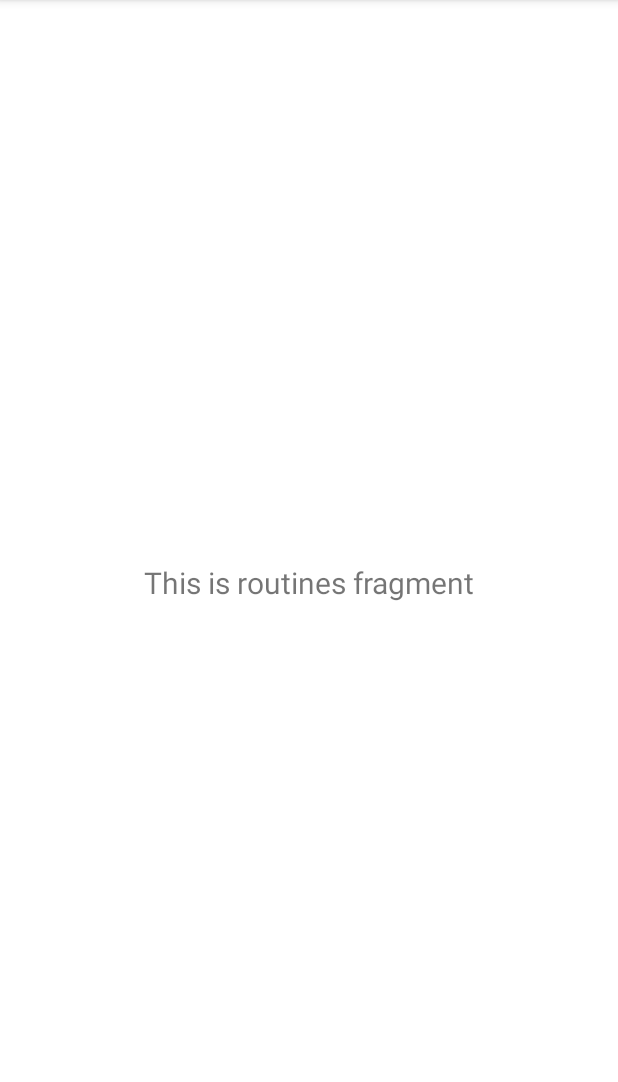
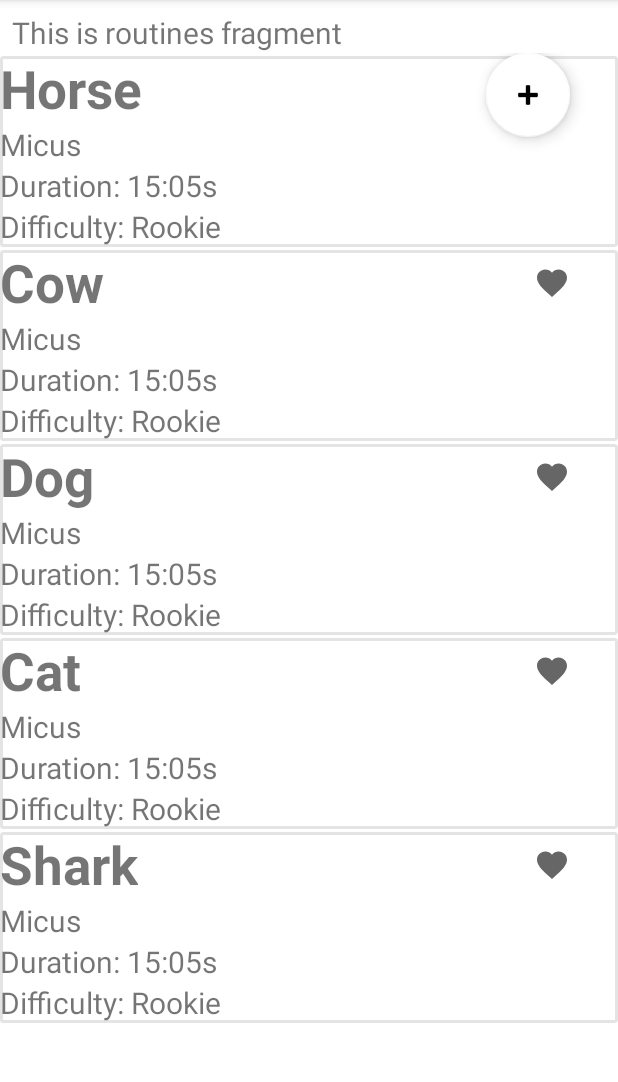
Before and after one commit to sferraris/gigatlonapp, an Android app: the fragment RoutinesFragment shown on its own in the app's theme, on a phone screen of 412 x 824 dp, the part 84-1166 px from its top. Run offline under Robolectric (Android 15) with nearby library versions, the phone set to English and light mode, and no system bars.

Commit message:
List Rutinas

```diff
--- a/app/build.gradle
+++ b/app/build.gradle
@@ -5,6 +5,8 @@ plugins {
 android {
     compileSdkVersion 29
     buildToolsVersion "30.0.2"
+
+
 
     defaultConfig {
         applicationId "com.example.gigatlon"
@@ -26,6 +28,10 @@ android {
         sourceCompatibility JavaVersion.VERSION_1_8
         targetCompatibility JavaVersion.VERSION_1_8
     }
+
+    buildFeatures{
+        viewBinding true
+    }
 }
 
 dependencies {
--- a/app/src/main/java/com/example/gigatlon/ui/account/AccountFragment.java
+++ b/app/src/main/java/com/example/gigatlon/ui/account/AccountFragment.java
@@ -21,8 +21,7 @@ public class AccountFragment extends Fragment {
 
     public View onCreateView(@NonNull LayoutInflater inflater,
                              ViewGroup container, Bundle savedInstanceState) {
-        accountViewModel =
-                new ViewModelProvider(this).get(AccountViewModel.class);
+        accountViewModel = new ViewModelProvider(this).get(AccountViewModel.class);
         View root = inflater.inflate(R.layout.fragment_account, container, false);
         final TextView textView = root.findViewById(R.id.text_account);
         accountViewModel.getName().observe(getViewLifecycleOwner(), new Observer<String>() {
--- /dev/null
+++ b/app/src/main/java/com/example/gigatlon/ui/routines/RoutineAdapter.java
@@ -0,0 +1,75 @@
+package com.example.gigatlon.ui.routines;
+
+import android.content.Context;
+import android.view.LayoutInflater;
+import android.view.View;
+import android.view.ViewGroup;
+import android.widget.TextView;
+import android.widget.Toast;
+
+import androidx.annotation.NonNull;
+import androidx.recyclerview.widget.RecyclerView;
+
+import com.example.gigatlon.R;
+
+import java.util.List;
+
+public class RoutineAdapter extends RecyclerView.Adapter<RoutineAdapter.RoutineViewHolder> {
+
+
+    List<String> data;
+    public RoutineAdapter(List<String> data){
+        this.data = data;
+    }
+
+    @NonNull
+    @Override
+    public RoutineViewHolder onCreateViewHolder(@NonNull ViewGroup parent, int viewType) {
+        LayoutInflater layoutInflater = LayoutInflater.from(parent.getContext());
+        View view = layoutInflater.inflate(R.layout.routine_list_item, parent, false);
+
+        return new RoutineViewHolder(view);
+    }
+
+    @Override
+    public void onBindViewHolder(@NonNull RoutineViewHolder holder, int position) {
+        String name =data.get(position);
+        holder.routineName.setText(name);
+        holder.routineCreator.setText("Micus");
+        holder.routineDiff.setText("Difficulty: Rookie");
+        holder.routineDuration.setText("Duration: 15:05s");
+
+
+    }
+
+    @Override
+    public int getItemCount() {
+        return data.size();
+    }
+
+
+    public class RoutineViewHolder extends RecyclerView.ViewHolder implements View.OnClickListener {
+
+        TextView routineName;
+        TextView routineCreator;
+        TextView routineDuration;
+        TextView routineDiff;
+        public RoutineViewHolder(@NonNull View itemView) {
+            super(itemView);
+            routineName = itemView.findViewById(R.id.routine_list_item_id);
+            itemView.setOnClickListener(this);
+            routineCreator = itemView.findViewById(R.id.routine_creator);
+            routineDuration = itemView.findViewById(R.id.routine_duration);
+            routineDiff = itemView.findViewById(R.id.routine_diff);
+
+
+        }
+
+        @Override
+        public void onClick(View view) {
+
+        }
+    }
+
+
+}
--- a/app/src/main/java/com/example/gigatlon/ui/routines/RoutinesFragment.java
+++ b/app/src/main/java/com/example/gigatlon/ui/routines/RoutinesFragment.java
@@ -11,17 +11,21 @@ import androidx.annotation.Nullable;
 import androidx.fragment.app.Fragment;
 import androidx.lifecycle.Observer;
 import androidx.lifecycle.ViewModelProvider;
+import androidx.recyclerview.widget.LinearLayoutManager;
+import androidx.recyclerview.widget.RecyclerView;
 
 import com.example.gigatlon.R;
+
+import java.util.ArrayList;
 
 public class RoutinesFragment extends Fragment {
 
     private RoutinesViewModel routinesViewModel;
+    RoutineAdapter adapter;
 
     public View onCreateView(@NonNull LayoutInflater inflater,
                              ViewGroup container, Bundle savedInstanceState) {
-        routinesViewModel =
-                new ViewModelProvider(this).get(RoutinesViewModel.class);
+        routinesViewModel = new ViewModelProvider(this).get(RoutinesViewModel.class);
         View root = inflater.inflate(R.layout.fragment_routines, container, false);
         final TextView textView = root.findViewById(R.id.text_routines);
         routinesViewModel.getText().observe(getViewLifecycleOwner(), new Observer<String>() {
@@ -30,6 +34,25 @@ public class RoutinesFragment extends Fragment {
                 textView.setText(s);
             }
         });
+        ArrayList<String> l = new ArrayList<>();
+        l.add("Horse");
+        l.add("Cow");
+        l.add("Dog");
+        l.add("Cat");
+        l.add("Shark");
+        adapter = new RoutineAdapter(l);
+
+       RecyclerView recyclerView = root.findViewById(R.id.animalList);
+        recyclerView.setHasFixedSize(true);
+
+        recyclerView.setLayoutManager(new LinearLayoutManager(root.getContext()));
+
+        recyclerView.setAdapter(adapter);
+
+        root.findViewById(R.id.floatingBtn).setOnClickListener(v -> {
+            l.add("sheep");
+            adapter.notifyDataSetChanged();
+        });
         return root;
     }
 }
--- /dev/null
+++ b/app/src/main/res/drawable/boarder.xml
@@ -0,0 +1,10 @@
+<?xml version="1.0" encoding="utf-8"?>
+<layer-list xmlns:android="http://schemas.android.com/apk/res/android">
+    <item android:top="2dp">
+        <shape>
+            <solid android:color="@android:color/transparent" />
+            <stroke android:width="2dp" android:color="#1B030404" />
+            <corners android:radius="1dp" />
+        </shape>
+    </item>
+</layer-list>
--- a/app/src/main/res/layout/fragment_routines.xml
+++ b/app/src/main/res/layout/fragment_routines.xml
@@ -13,10 +13,21 @@
         android:layout_marginStart="8dp"
         android:layout_marginTop="8dp"
         android:layout_marginEnd="8dp"
-        android:textAlignment="center"
+        android:textAlignment="textStart"
         android:textSize="20sp"
         app:layout_constraintBottom_toBottomOf="parent"
         app:layout_constraintEnd_toEndOf="parent"
+        app:layout_constraintHorizontal_bias="1.0"
         app:layout_constraintStart_toStartOf="parent"
-        app:layout_constraintTop_toTopOf="parent" />
+        app:layout_constraintTop_toTopOf="parent"
+        app:layout_constraintVertical_bias="0.0" />
+
+    <include
+        layout="@layout/list_activity"
+        android:layout_width="match_parent"
+        android:layout_height="wrap_content"
+        app:layout_constraintTop_toBottomOf="@+id/text_routines"
+        />
+
+
 </androidx.constraintlayout.widget.ConstraintLayout>
--- /dev/null
+++ b/app/src/main/res/layout/list_activity.xml
@@ -0,0 +1,26 @@
+<?xml version="1.0" encoding="utf-8"?>
+<androidx.coordinatorlayout.widget.CoordinatorLayout
+    xmlns:android="http://schemas.android.com/apk/res/android" android:layout_width="match_parent"
+    android:layout_height="wrap_content">
+
+    <androidx.recyclerview.widget.RecyclerView
+        android:layout_width="match_parent"
+        android:layout_height="wrap_content"
+        android:id="@+id/animalList"
+        android:scrollbars="vertical"
+        />
+
+    <com.google.android.material.floatingactionbutton.FloatingActionButton
+        android:id="@+id/floatingBtn"
+        android:layout_width="match_parent"
+        android:layout_height="wrap_content"
+        android:layout_gravity="right "
+        android:layout_marginRight="32dp"
+        android:layout_marginBottom="24dp"
+
+        android:clickable="true"
+        android:contentDescription="@string/add"
+        android:src="@android:drawable/ic_input_add" />
+
+
+</androidx.coordinatorlayout.widget.CoordinatorLayout>
--- /dev/null
+++ b/app/src/main/res/layout/routine_list_item.xml
@@ -0,0 +1,64 @@
+<?xml version="1.0" encoding="utf-8"?>
+<FrameLayout xmlns:android="http://schemas.android.com/apk/res/android"
+    xmlns:app="http://schemas.android.com/apk/res-auto"
+    xmlns:tools="http://schemas.android.com/tools"
+    android:layout_width="match_parent"
+    android:layout_height="wrap_content"
+    android:background="@drawable/boarder"
+    >
+
+    <androidx.constraintlayout.widget.ConstraintLayout
+        android:layout_width="match_parent"
+        android:layout_height="match_parent">
+
+        <TextView
+            android:id="@+id/routine_list_item_id"
+            android:layout_width="wrap_content"
+            android:layout_height="wrap_content"
+            android:text="@string/routine_name"
+            android:textSize="35sp"
+            android:textStyle="bold"
+            app:layout_constraintStart_toStartOf="parent"
+            app:layout_constraintTop_toTopOf="parent" />
+
+        <TextView
+            android:id="@+id/routine_creator"
+            android:layout_width="wrap_content"
+            android:layout_height="wrap_content"
+            android:text="@string/RoutineCreator"
+            android:textSize="20sp"
+            app:layout_constraintStart_toStartOf="parent"
+            app:layout_constraintTop_toBottomOf="@+id/routine_list_item_id" />
+
+        <TextView
+            android:id="@+id/routine_duration"
+            android:layout_width="wrap_content"
+            android:layout_height="wrap_content"
+            android:text="@string/routine_duration"
+            android:textSize="20sp"
+            app:layout_constraintStart_toStartOf="parent"
+            app:layout_constraintTop_toBottomOf="@+id/routine_creator" />
+
+        <TextView
+            android:id="@+id/routine_diff"
+            android:layout_width="wrap_content"
+            android:layout_height="wrap_content"
+            android:text="@string/routine_diff"
+            android:textSize="20sp"
+            app:layout_constraintStart_toStartOf="parent"
+            app:layout_constraintTop_toBottomOf="@+id/routine_duration" />
+
+        <ImageButton
+            android:id="@+id/imageButton"
+            style="?android:attr/borderlessButtonStyle"
+            android:layout_width="wrap_content"
+            android:layout_height="wrap_content"
+            android:backgroundTint="@android:color/transparent"
+            android:src="@drawable/ic_baseline_favorite_24"
+            app:layout_constraintEnd_toEndOf="parent"
+            app:layout_constraintTop_toTopOf="parent" />
+
+
+    </androidx.constraintlayout.widget.ConstraintLayout>
+
+</FrameLayout>
--- a/app/src/main/res/values/strings.xml
+++ b/app/src/main/res/values/strings.xml
@@ -22,4 +22,10 @@
     <string name="invalid_username">Not a valid username</string>
     <string name="invalid_password">Password must be >5 characters</string>
     <string name="login_failed">"Login failed"</string>
+    <string name="add">Add</string>
+    <string name="routine_name">Routine Name</string>
+    <string name="RoutineCreator">RoutineCreator</string>
+    <string name="routine_duration">Duraiton: 15:05</string>
+    <string name="routine_diff">Difficulty: Rookie</string>
+
 </resources>
```
